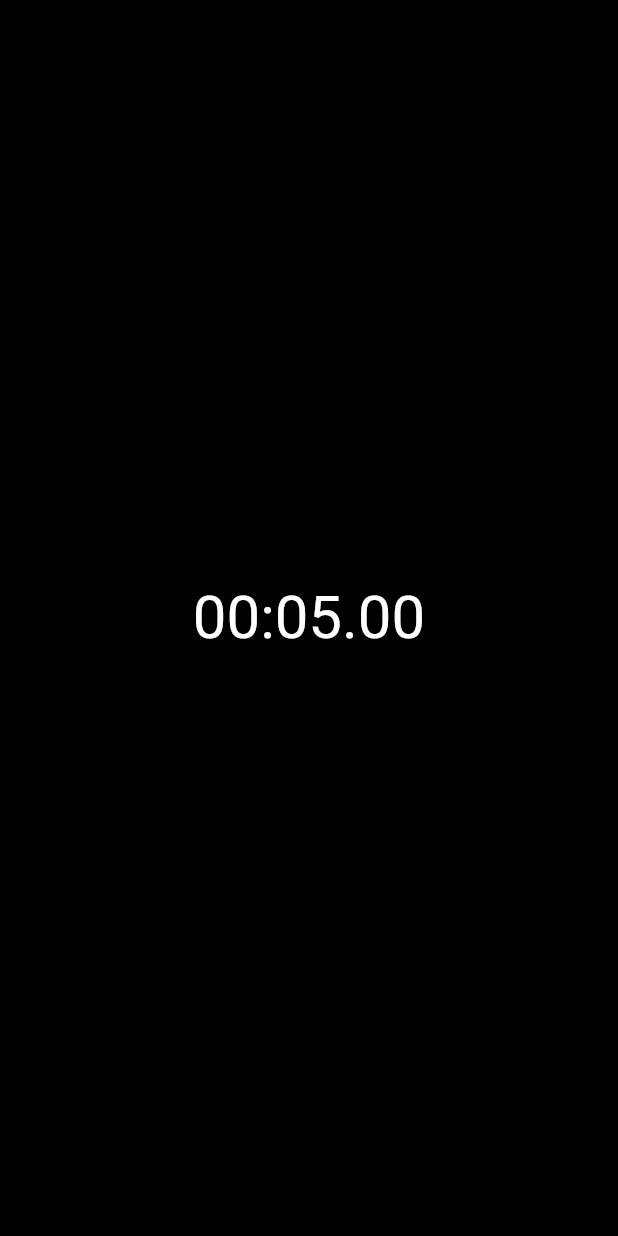
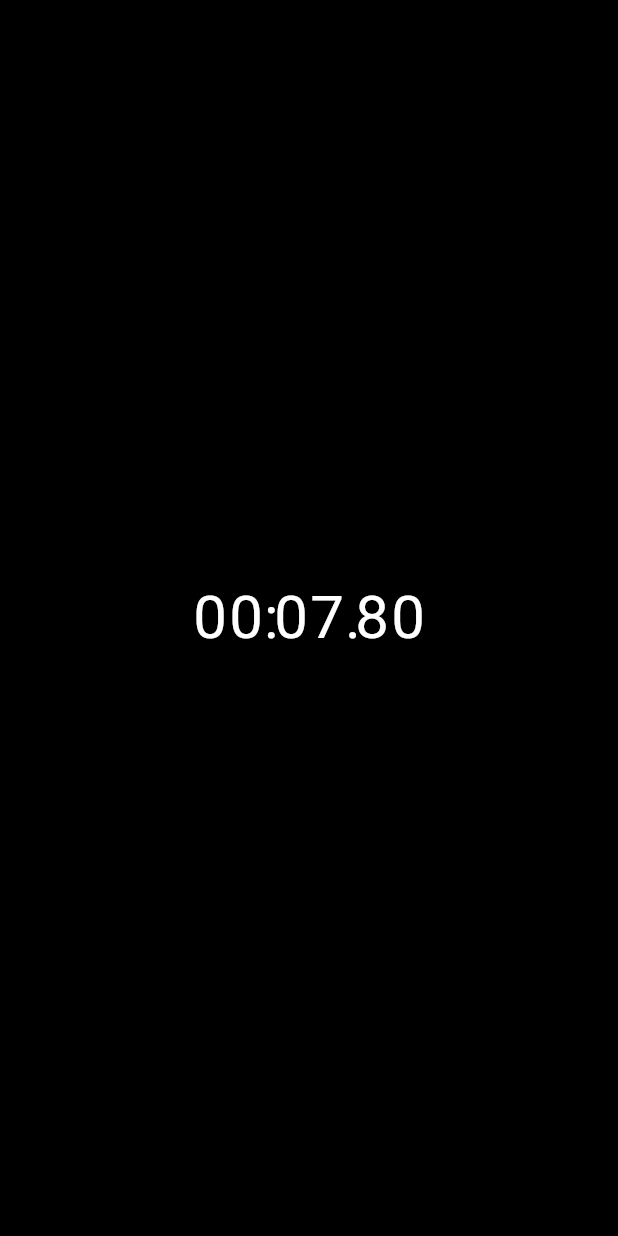
Before and after one commit to ahmadjz/stop-watch-flutter, a Flutter app: the screen it shows after launch, on a phone screen of 412 x 824 dp. Run offline on Flutter 3.47's test engine with Material 2 defaults, Android fonts, the light colour scheme and no system bars.

Commit message:
create new widget
create new widget for calculating the elapsed time but with a fixed width

```diff
--- /dev/null
+++ b/lib/ui/elapsed_time_text.dart
@@ -0,0 +1,48 @@
+import 'package:flutter/material.dart';
+
+class ElapsedTimeText extends StatelessWidget {
+  const ElapsedTimeText({Key? key, required this.elapsed}) : super(key: key);
+  final Duration elapsed;
+
+  @override
+  Widget build(BuildContext context) {
+    final hundreds = (elapsed.inMilliseconds / 10) % 100;
+    final seconds = elapsed.inSeconds % 60;
+    final minutes = elapsed.inMinutes % 60;
+    final hundredsStr = hundreds.toStringAsFixed(0).padLeft(2, '0');
+    final secondsStr = seconds.toString().padLeft(2, '0');
+    final minutesStr = minutes.toString().padLeft(2, '0');
+    const digitWidth = 24.0;
+    return Row(
+      mainAxisAlignment: MainAxisAlignment.center,
+      children: [
+        TimeDigit(minutesStr.substring(0, 1), width: digitWidth),
+        TimeDigit(minutesStr.substring(1, 2), width: digitWidth),
+        const TimeDigit(':', width: 6),
+        TimeDigit(secondsStr.substring(0, 1), width: digitWidth),
+        TimeDigit(secondsStr.substring(1, 2), width: digitWidth),
+        const TimeDigit('.', width: 6),
+        TimeDigit(hundredsStr.substring(0, 1), width: digitWidth),
+        TimeDigit(hundredsStr.substring(1, 2), width: digitWidth),
+      ],
+    );
+  }
+}
+
+class TimeDigit extends StatelessWidget {
+  const TimeDigit(this.text, {Key? key, required this.width}) : super(key: key);
+  final String text;
+  final double width;
+
+  @override
+  Widget build(BuildContext context) {
+    return SizedBox(
+      width: width,
+      child: Text(
+        text,
+        style: const TextStyle(fontSize: 40),
+        textAlign: TextAlign.center,
+      ),
+    );
+  }
+}
--- a/lib/ui/stopwatch.dart
+++ b/lib/ui/stopwatch.dart
@@ -1,5 +1,7 @@
+import 'dart:async';
+
 import 'package:flutter/material.dart';
-import 'package:stop_watch_flutter/ui/elapsed_time_text_basic.dart';
+import 'package:stop_watch_flutter/ui/elapsed_time_text.dart';
 
 class Stopwatch extends StatefulWidget {
   const Stopwatch({super.key});
@@ -9,10 +11,34 @@ class Stopwatch extends StatefulWidget {
 }
 
 class _StopwatchState extends State<Stopwatch> {
+  late DateTime _initialTime;
+  Duration _elapsed = Duration.zero;
+  late final Timer _timer;
+
+  @override
+  void initState() {
+    super.initState();
+    _initialTime = DateTime.now();
+    _timer = Timer.periodic(const Duration(milliseconds: 200), (timer) {
+      print("hi");
+      print(timer.tick);
+      final now = DateTime.now();
+      setState(() {
+        _elapsed = now.difference(_initialTime);
+      });
+    });
+  }
+
+  @override
+  void dispose() {
+    _timer.cancel();
+    super.dispose();
+  }
+
   @override
   Widget build(BuildContext context) {
-    return const ElapsedTimeTextBasic(
-      elapsed: Duration(seconds: 5),
+    return ElapsedTimeText(
+      elapsed: _elapsed,
     );
   }
 }
```
